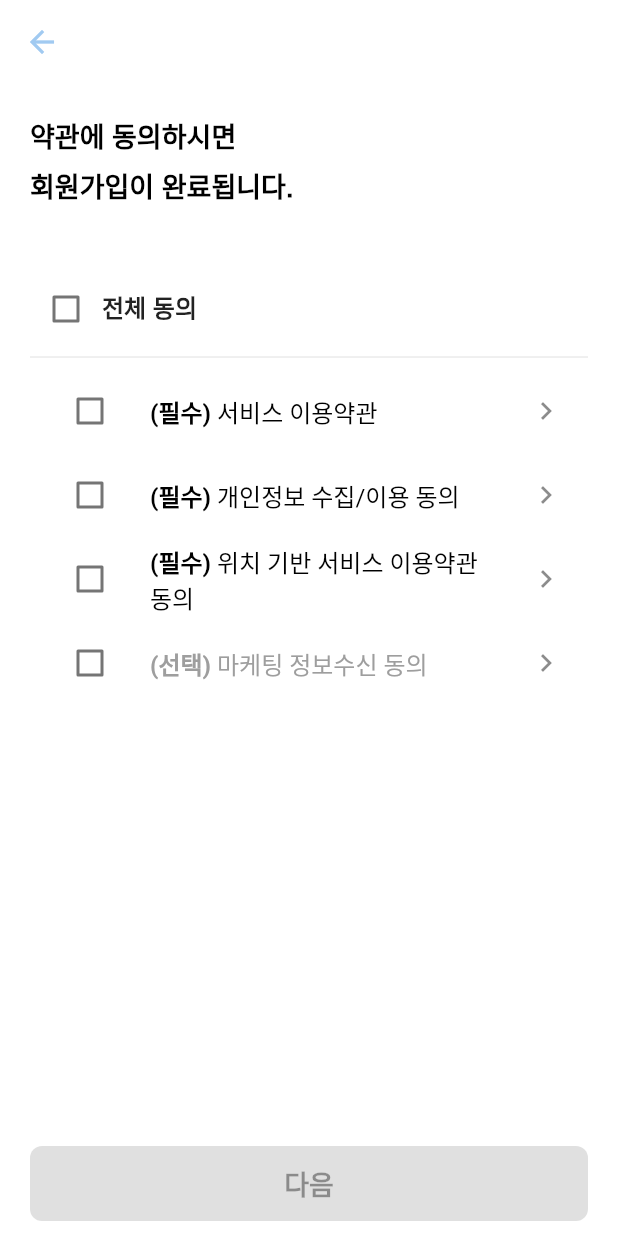
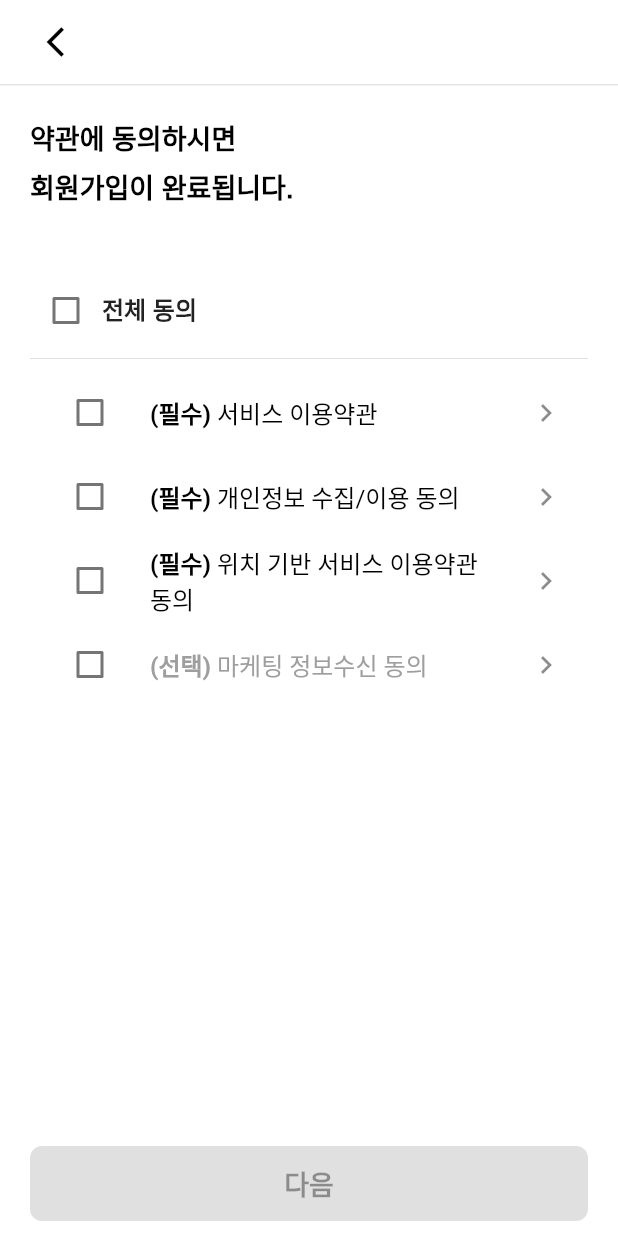
Before and after one commit to Funital/ClassyParking, a Flutter app: the screen it shows after launch, after a tap on "회원가입", on a phone screen of 412 x 824 dp. Run offline on Flutter 3.47's test engine with Material 3 defaults, Android fonts, the phone set to English and light mode, and no system bars; our stand-ins replace flutter_map, geocoding, geolocator, go_router, image_picker, latlong2; accounts and stored records are empty.

Commit message:
[#27] CustomSubAppbar 적용
#27

```diff
--- a/classy_parking/lib/core/constants/color.dart
+++ b/classy_parking/lib/core/constants/color.dart
@@ -13,5 +13,6 @@ class AppColor {
 
   static const Color kakaoBg = Color(0xFFFEE500);
 
-  static const Color main = Color(0xFFA1CAF1);
+  static const Color main = Color(0xFF7392AC);
+  static const Color main1 = Color(0xFF1A2A40);
 }
--- a/classy_parking/lib/presentation/screens/agree/agree_screen.dart
+++ b/classy_parking/lib/presentation/screens/agree/agree_screen.dart
@@ -5,6 +5,7 @@ import 'package:go_router/go_router.dart';
 import 'package:provider/provider.dart';
 import '../../../core/constants/color.dart';
 import '../../widgets/custom_bottom_button.dart';
+import '../../widgets/custom_sub_app_bar.dart';
 import 'agree_view_model.dart';
 
 class AgreeScreen extends StatelessWidget {
@@ -15,14 +16,7 @@ class AgreeScreen extends StatelessWidget {
     return ChangeNotifierProvider(
       create: (_) => AgreeViewModel(),
       child: Scaffold(
-        appBar: AppBar(
-          leading: IconButton(
-            icon: Icon(Icons.arrow_back, color: AppColor.main),
-            onPressed: () => context.pop(),
-          ),
-          backgroundColor: Colors.white,
-          elevation: 0,
-        ),
+        appBar: CustomSubAppBar(title: ''),
         bottomNavigationBar: Consumer<AgreeViewModel>(
           builder: (context, viewModel, child) => CustomBottomButton(
             text: "다음",
--- a/classy_parking/lib/presentation/screens/login/splash_screen.dart
+++ b/classy_parking/lib/presentation/screens/login/splash_screen.dart
@@ -24,7 +24,7 @@ class _SplashScreenState extends State<SplashScreen> {
   @override
   Widget build(BuildContext context) {
     return Scaffold(
-      backgroundColor: AppColor.main,
+      backgroundColor: AppColor.main1,
       body: Center(
         child: Column(
           mainAxisAlignment: MainAxisAlignment.center,
@@ -33,7 +33,7 @@ class _SplashScreenState extends State<SplashScreen> {
               "편한 주차의 시작",
               style: AppFont.size22.copyWith(
                 fontWeight: FontWeight.w800,
-                color: Colors.black
+                color: Colors.white
               )
             ),
             SizedBox(height: 10),
@@ -41,14 +41,14 @@ class _SplashScreenState extends State<SplashScreen> {
               "주차의 품격",
                 style: AppFont.size44.copyWith(
                     fontWeight: FontWeight.w800,
-                    color: Colors.black
+                    color: Colors.white
                 )
             ),
             SizedBox(height: 100),
             Icon(
               Icons.directions_car,
               size: 150,
-              color: Colors.black,
+              color: Colors.white,
             ),
           ],
         ),
```
Also changed, not shown: classy_parking/lib/presentation/screens/car/car_screen.dart (+2 -8 lines), classy_parking/lib/presentation/screens/car/photo_screen.dart (+2 -8 lines), classy_parking/lib/presentation/screens/home/video/video_screen.dart (+4 -3 lines), classy_parking/lib/presentation/screens/map/map_screen.dart (+8 -3 lines), classy_parking/lib/presentation/screens/sign_up/sign_up_screen.dart (+2 -8 lines).
